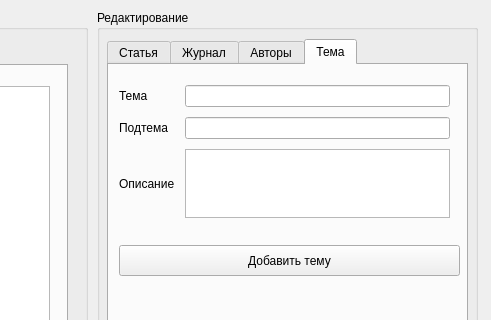
Above: Articles.ui from charderrrrr/Articles before the change; both pictures show x 513 to 1004 and y 0 to 320 of the 1004 by 766 pixel window. Below: the same form after it.
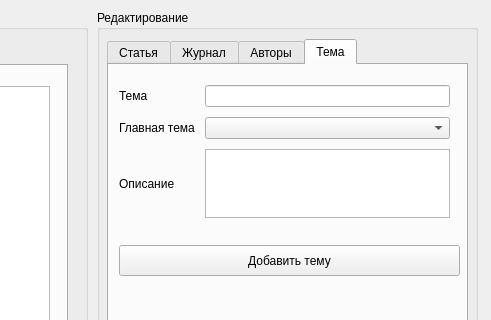
That is the form after the change. The open tabs and pages were chosen to show the change.

Commit message: надо сделать проверки для полей 	modified:   Articles.py 	modified:   Articles.ui 	modified:   db.py 	modified:   magazinse.db 	modified:   main.py

What changed in the file:
```diff
--- a/Articles.ui
+++ b/Articles.ui
@@ -807,9 +807,6 @@
           </property>
          </widget>
         </item>
-        <item row="1" column="2">
-         <widget class="QLineEdit" name="childeTopic"/>
-        </item>
         <item row="0" column="0">
          <widget class="QLabel" name="label_10">
           <property name="midLineWidth">
@@ -823,7 +820,7 @@
         <item row="1" column="0" colspan="2">
          <widget class="QLabel" name="label_18">
           <property name="text">
-           <string>Подтема</string>
+           <string>Главная тема</string>
           </property>
          </widget>
         </item>
@@ -833,6 +830,15 @@
         <item row="2" column="2">
          <widget class="QTextEdit" name="descriptionTopic"/>
         </item>
+        <item row="1" column="2">
+         <widget class="QComboBox" name="comboBox">
+          <item>
+           <property name="text">
+            <string> </string>
+           </property>
+          </item>
+         </widget>
+        </item>
        </layout>
       </widget>
      </widget>
```
Left out of the diff: 12 changed lines with no effect on the pictures. The commit also changes 4 other files.
